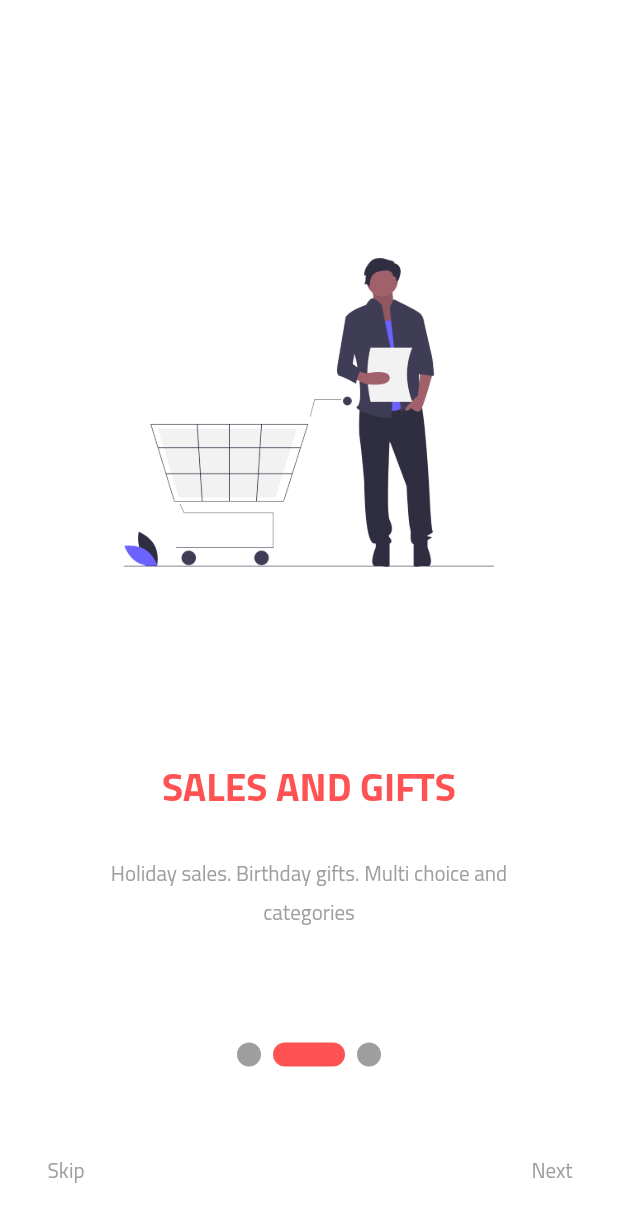
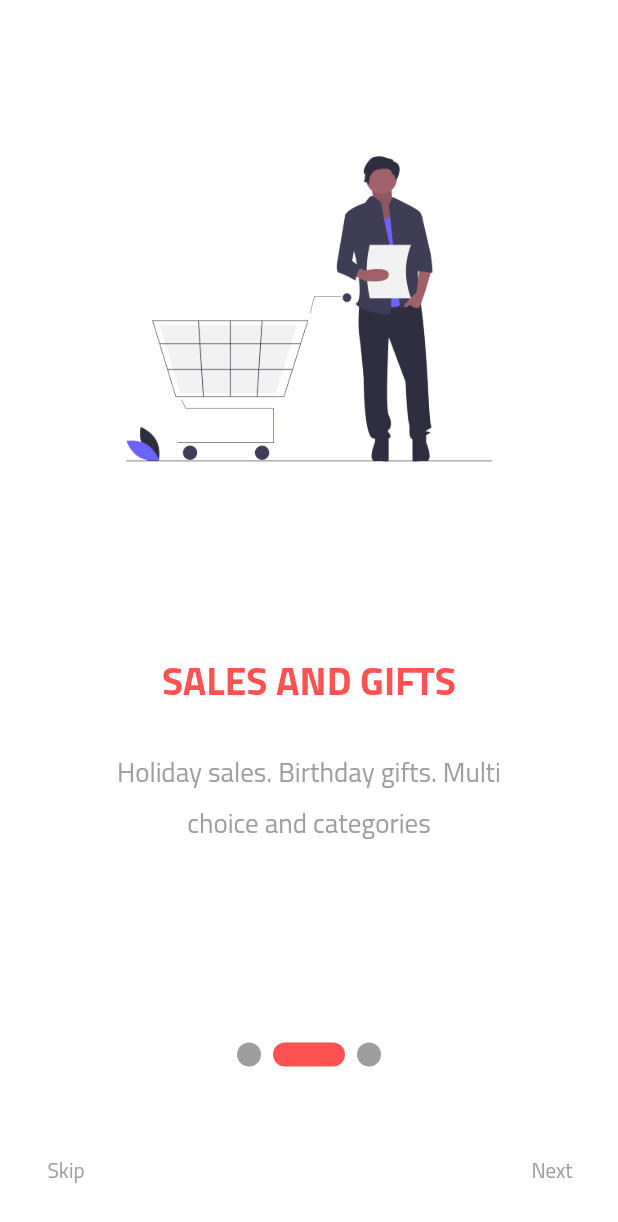
Before and after one commit to AbdelrhamanTareq/shop_app__bloc, a Flutter app: the screen it shows after launch, swiped to page 2, on a phone screen of 412 x 824 dp. Shown: the top 1222 px of the screen. Run offline on Flutter 3.47's test engine with Material 2 defaults, Android fonts, the phone set to English and light mode, and no system bars; drawn by our look-alikes of smooth_page_indicator; our stand-ins replace bloc, carousel_slider, dio, flutter_bloc, flutter_easyloading, fluttertoast and 4 more; network calls fail.

Commit message:
update and fix errors

```diff
--- a/lib/bloc/cuibts/auth_cuibt.dart
+++ b/lib/bloc/cuibts/auth_cuibt.dart
@@ -1,4 +1,3 @@
-import 'package:bloc/bloc.dart';
 import 'package:flutter_bloc/flutter_bloc.dart';
 
 import '/models/profile_model.dart';
--- a/lib/helpers/dio_helper.dart
+++ b/lib/helpers/dio_helper.dart
@@ -1,5 +1,4 @@
 import 'package:dio/dio.dart';
-import 'package:shop_app_bloc/bloc/cuibts/home_cuibt.dart';
 
 import '/shared/component.dart';
 
@@ -10,7 +9,7 @@ class DioHelper {
   static init() async {
     _dio = Dio(
       BaseOptions(headers: {
-        'Authorization': token,
+        'Authorization': token ?? "",
         'lang': isArabic1 ? 'ar' : 'en',
       }),
     );
--- a/lib/main.dart
+++ b/lib/main.dart
@@ -18,6 +18,8 @@ import '/shared/component.dart';
 import '/shared/theme.dart';
 
 //AIzaSyAYn6QIqi6Skqpwy7AOs9K8X3uTRmgTGdk map api
+// abdo123456@test.com
+
 void main() async {
   WidgetsFlutterBinding.ensureInitialized();
   await CacheHelper.init();
@@ -64,7 +66,7 @@ class MyApp extends StatelessWidget {
             debugShowCheckedModeBanner: false,
             theme: HomeCubit.get(context).isDark ? darkTheme : lightTheme,
             home: _onBoarding
-                ? ((token != '') ? HomeScreen() : LoginScreen())
+                ? ((token != null && token != "") ? HomeScreen() : LoginScreen())
                 : OnBoardingScreen(),
 
             //////////////////////////////////////////////////////////
--- a/lib/screens/login_screen.dart
+++ b/lib/screens/login_screen.dart
@@ -143,6 +143,7 @@ class LoginScreen extends StatelessWidget {
                                           color: Theme.of(context).buttonColor),
                                     ),
                                     onPressed: () {
+                                      FocusScope.of(context).unfocus();
                                       _submit(context);
                                     },
                                   ),
--- a/lib/screens/on_boarding_screen.dart
+++ b/lib/screens/on_boarding_screen.dart
@@ -26,8 +26,10 @@ class _OnBoardingScreenState extends State<OnBoardingScreen> {
   final PageController _pageController = PageController();
   late List<OnBoaringModel> _onBoarding;
   int _currentIndex = 0;
+
+
   @override
-  void initState() {
+  void didChangeDependencies() {
     _onBoarding = [
       OnBoaringModel(
         imagePath: 'assets/images/iamge1.png',
@@ -45,7 +47,7 @@ class _OnBoardingScreenState extends State<OnBoardingScreen> {
         body: getTranslated(context, 'on_boaridng_desc3'),
       ),
     ];
-    super.initState();
+    super.didChangeDependencies();
   }
 
   @override
@@ -56,10 +58,13 @@ class _OnBoardingScreenState extends State<OnBoardingScreen> {
 
   @override
   Widget build(BuildContext context) {
+
+    final double screenHeight = MediaQuery.of(context).size.height;
+
     return Scaffold(
       body: Column(
         children: [
-          SizedBox(height: 150),
+          SizedBox(height: screenHeight * 0.1),
           Expanded(
             child: PageView.builder(
               physics: BouncingScrollPhysics(),
@@ -75,7 +80,7 @@ class _OnBoardingScreenState extends State<OnBoardingScreen> {
                 children: [
                   Container(
                     width: double.infinity,
-                    height: 250,
+                    height: screenHeight*0.3,
                     child: Image(
                       image: AssetImage('${_onBoarding[i].imagePath}'),
                     ),
@@ -93,7 +98,7 @@ class _OnBoardingScreenState extends State<OnBoardingScreen> {
                   Container(
                     width: 300,
                     child: Text('${_onBoarding[i].body}',
-                        style: TextStyle(color: Colors.grey),
+                        style: TextStyle(color: Colors.grey,fontSize: 18),
                         textAlign: TextAlign.center),
                   ),
                 ],
@@ -142,7 +147,7 @@ class _OnBoardingScreenState extends State<OnBoardingScreen> {
                       CacheHelper.setOnboarding('onBoarding', true);
                       navAndFininsh(
                         context,
-                        HomeScreen(),
+                        LoginScreen(),
                       );
                     }
                     _pageController.nextPage(
--- a/lib/screens/register_screen.dart
+++ b/lib/screens/register_screen.dart
@@ -152,7 +152,7 @@ class RegisterScreen extends StatelessWidget {
                               controller: _phoneController,
                               hintText:
                                   getTranslated(context, 'phone_hint_text'),
-                              preixIcon: Icon(Icons.vpn_key),
+                              preixIcon: Icon(Icons.phone),
                               validatorFunction: (String? val) {
                                 if (val!.length < 6) {
                                   return getTranslated(
@@ -183,6 +183,7 @@ class RegisterScreen extends StatelessWidget {
                                           color: Theme.of(context).canvasColor),
                                     ),
                                     onPressed: () {
+                                       FocusScope.of(context).unfocus();
                                       _submit(context);
                                     },
                                   ),
--- a/lib/shared/component.dart
+++ b/lib/shared/component.dart
@@ -1,10 +1,9 @@
 import 'package:flutter/material.dart';
 import 'package:flutter_easyloading/flutter_easyloading.dart';
-import 'package:shop_app_bloc/bloc/cuibts/home_cuibt.dart';
 
 import '/helpers/cache_helper.dart';
 
-final String token = CacheHelper.getToken('token') ?? '';
+final String? token = CacheHelper.getToken('token') ;
 
 bool isArabic1 = CacheHelper.getPref('Arabic') ?? false;
 
```
Also changed, not shown: pubspec.lock, 1 other file.
